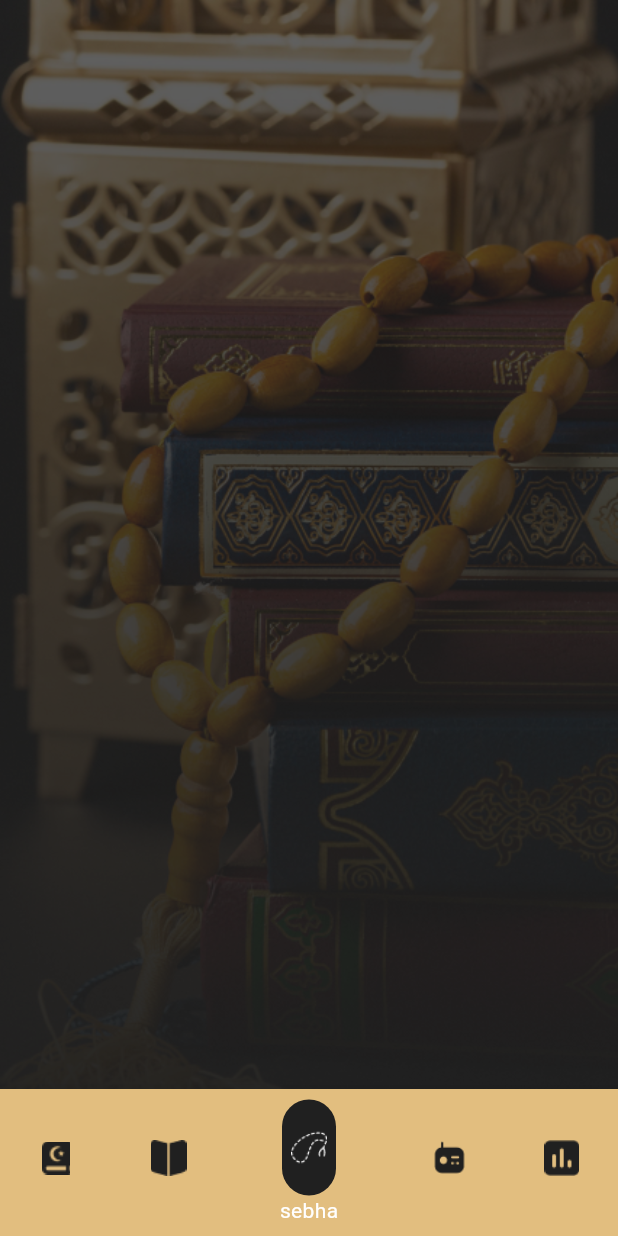
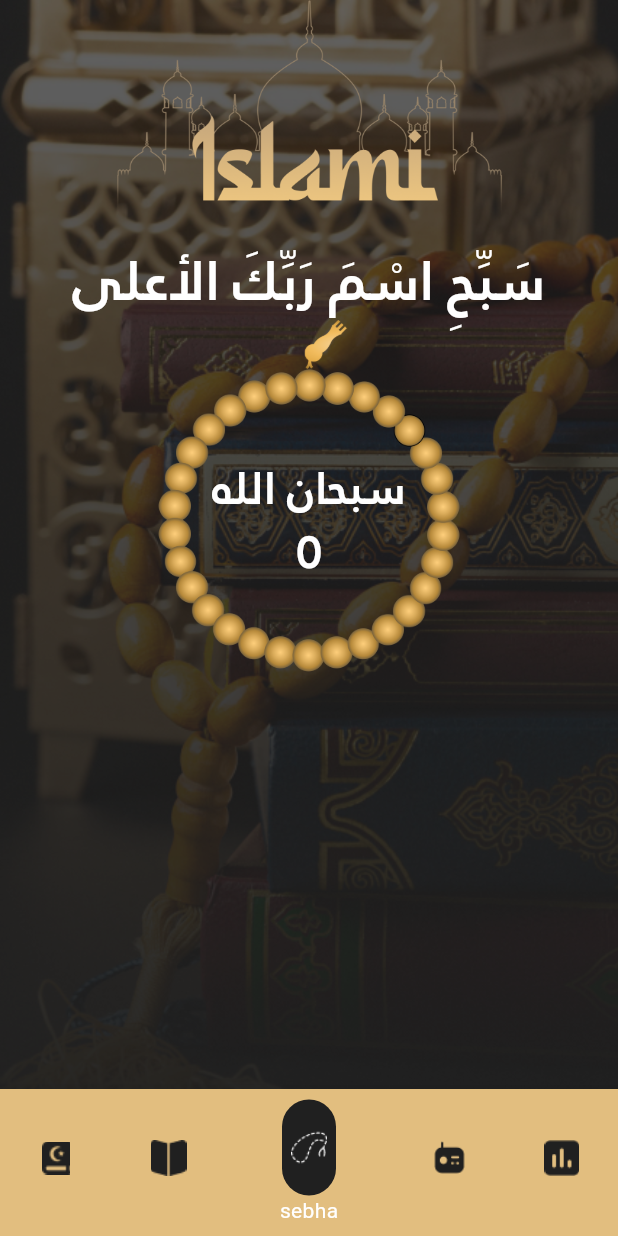
Before and after one commit to nada-afia/islami_projects, a Flutter app: the HomeScreen screen opened by its route, item 3 of the bottom bar chosen, on a phone screen of 412 x 824 dp. Run offline on Flutter 3.47's test engine with Material 3 defaults, Android fonts, the phone set to English and light mode, and no system bars; drawn by our look-alikes of flutter_animate; our stand-ins replace introduction_screen.

Commit message:
added Sebha Screen

```diff
--- a/lib/islami/home_screen.dart
+++ b/lib/islami/home_screen.dart
@@ -1,4 +1,5 @@
 import 'package:flutter/material.dart';
+import 'package:islami_project/islami/sebha/sebha.dart';
 import '../utilits/app_colors.dart';
 import '../utilits/app_images.dart';
 import 'bottom_nav.dart';
@@ -20,6 +21,13 @@ class _HomeScreenState extends State<HomeScreen> {
     AppImages.timebg,
 
   ];
+  final List<Widget> screens = [
+    Center(child: Text("شاشة القرآن")),
+    Center(child: Text("شاشة الحديث")),
+    SebhaScreen(), // 👈 شاشة السبحة
+    Center(child: Text("شاشة الراديو")),
+    Center(child: Text("شاشة الوقت")),
+  ];
   @override
   Widget build(BuildContext context) {
     return Stack(
@@ -30,7 +38,8 @@ class _HomeScreenState extends State<HomeScreen> {
           height: double.infinity,
           fit: BoxFit.cover,
         ),
-        Scaffold(
+        Scaffold( body:
+        screens[selectedidex],
           bottomNavigationBar: BottomNavigationBar(
             currentIndex: selectedidex,
             onTap: (index) {
--- /dev/null
+++ b/lib/islami/sebha/sebha.dart
@@ -0,0 +1,87 @@
+import 'package:flutter/cupertino.dart';
+import 'package:flutter/material.dart';
+import 'package:islami_project/utilits/app_colors.dart';
+import 'package:islami_project/utilits/app_images.dart';
+import 'package:flutter_animate/flutter_animate.dart';
+
+class SebhaScreen extends StatefulWidget{
+
+
+  @override
+  State<SebhaScreen> createState() => _SebhaScreenState();
+}
+
+class _SebhaScreenState extends State<SebhaScreen> {
+  int count=0;
+  AnimationController? sebhaController;
+  int zekrIndex = 0;
+
+  List<String> azkar = [
+    "سبحان الله",
+    "الحمد لله",
+    "الله أكبر",
+  ];
+  @override
+  Widget build(BuildContext context) {
+    var width = MediaQuery.of(context).size.width*0.67;
+    var height  = MediaQuery.of(context).size.height*0.67;
+    return
+      Column(
+        children: [
+          Image.asset(AppImages.islamilogo,width: width,),
+          Text("سَبِّحِ اسْمَ رَبِّكَ الأعلى",style: TextStyle(color: AppColors.white,fontFamily: 'JannaLTBold',
+            fontSize: 36,),),
+
+          Center(child: Image.asset(AppImages.sebhaconst,
+            width: MediaQuery.of(context).size.width*0.33,
+            height:MediaQuery.of(context).size.width*0.08 ,
+          )),
+           GestureDetector(
+               onTap: () {
+                setState(() {
+                  count++;
+                   });
+                if (count == 34) {
+                  zekrIndex++;
+                  count=0;
+                  if (zekrIndex >= azkar.length) {
+                    zekrIndex = 0; // يرجع لأول ذكر
+                  }
+                }
+                sebhaController?.forward(from: 0);
+                },
+             child:
+          Stack(
+            alignment: Alignment.center,
+            children: [
+              Center(child: Image.asset(AppImages.sebhascreen,
+            width: MediaQuery.of(context).size.width*0.88,
+                height:MediaQuery.of(context).size.width*0.49 ,
+            )).animate(
+                onInit: (controller) => sebhaController = controller,
+                onPlay: (controller) async {
+                  await controller.forward(from: 0);
+                  await Future.delayed(200.ms);
+                  controller.reverse();
+                },
+              ).rotate(
+                duration: 300.ms,
+                begin: 0,
+                end: 0.1, // لفة بسيطة (لو عايزة أكبر خليه 0.25 = ربع لفة)
+                curve: Curves.easeOut,
+              ),
+            Spacer(),
+            Column(
+              children: [
+                Text(azkar[zekrIndex],style: TextStyle(color: AppColors.white,fontFamily:'JannaLTBold',fontSize: 30 ),),
+                SizedBox(width: 50,),
+                Text('$count',style: TextStyle(color: AppColors.white,fontFamily:'JannaLTBold',fontSize: 30 ))
+              ],
+            ),
+
+
+    ],
+    ),)],
+      );
+  }
+}
--- a/lib/utilits/app_images.dart
+++ b/lib/utilits/app_images.dart
@@ -1,5 +1,5 @@
 class AppImages {
-  static const String quranbg = 'assets/images/background.png';
+  static const String quranbg = 'assets/images/Background.png';
   static const String hadethbg = 'assets/images/hadethbg.png';
   static const String sebhabg = 'assets/images/sebhabg.png';
   static const String radiobg = 'assets/images/radiobg.png';
@@ -9,5 +9,7 @@ class AppImages {
   static const String radioic = 'assets/images/icon_radio.png';
   static const String sebhaic = 'assets/images/icon_sebha.png';
   static const String timeic = 'assets/images/icon_time.png';
-
+  static const String sebhascreen = 'assets/images/SebhaBody.png';
+  static const String sebhaconst = 'assets/images/sebha_const.png';
+  static const String islamilogo = 'assets/images/islmi_logo.png';
 }
--- a/pubspec.yaml
+++ b/pubspec.yaml
@@ -36,6 +36,8 @@ dependencies:
   cupertino_icons: ^1.0.8
   flutter_native_splash: ^2.4.6
   introduction_screen: ^4.0.0
+  flutter_animate: ^4.5.2
+
 
 dev_dependencies:
   flutter_test:
@@ -58,6 +60,10 @@ flutter:
   # included with your application, so that you can use the icons in
   # the material Icons class.
   uses-material-design: true
+  fonts:
+      - family: JannaLTBold
+        fonts:
+          - asset: assets/fonts/Janna LT Bold.ttf
 
   # To add assets to your application, add an assets section, like this:
   assets:
```
Also changed, not shown: assets/fonts/Janna LT Bold.ttf (added), assets/images/SebhaBody.png (added), assets/images/sebha_const.png (added), assets/images/sebha_image.png (deleted), pubspec.lock.
